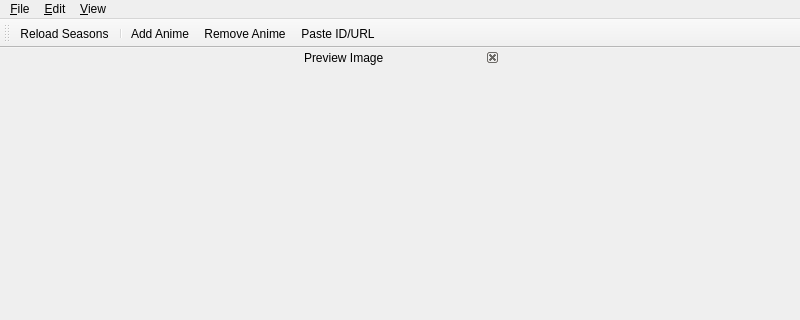
First picture: the form in Desktop/mainwindow.ui, repository Skycoder42/AniRem, before the edit; both pictures show x 0 to 800 and y 0 to 320 of the 800 by 600 pixel window.
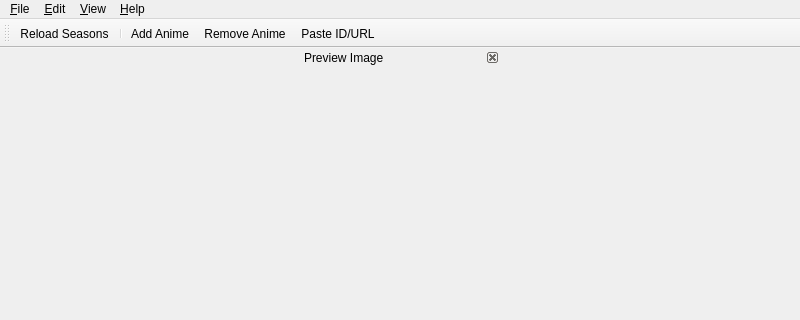
Second picture: the form after the edit. Icons and pictures are not drawn.

Patch:
```diff
--- a/Desktop/mainwindow.ui
+++ b/Desktop/mainwindow.ui
@@ -51,7 +51,7 @@
      <x>0</x>
      <y>0</y>
      <width>800</width>
-     <height>23</height>
+     <height>20</height>
     </rect>
    </property>
    <widget class="QMenu" name="menuFile">
@@ -78,9 +78,17 @@
      <string>&amp;View</string>
     </property>
    </widget>
+   <widget class="QMenu" name="menu_Help">
+    <property name="title">
+     <string>&amp;Help</string>
+    </property>
+    <addaction name="action_About"/>
+    <addaction name="actionAbout_Qt"/>
+   </widget>
    <addaction name="menuFile"/>
    <addaction name="menuEdit"/>
    <addaction name="menuView"/>
+   <addaction name="menu_Help"/>
   </widget>
   <widget class="QStatusBar" name="statusbar"/>
   <widget class="QToolBar" name="toolBar">
```
Left out of the diff: 10 changed lines with no effect on the pictures.
